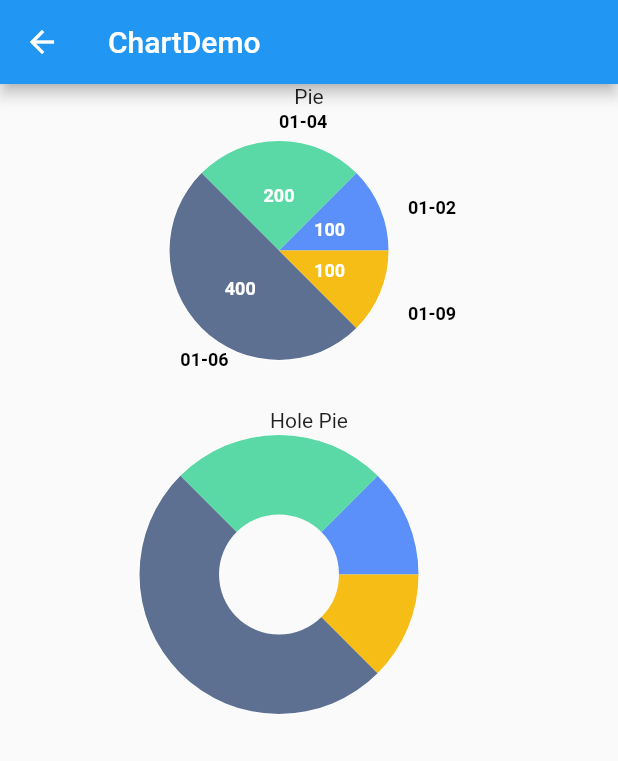
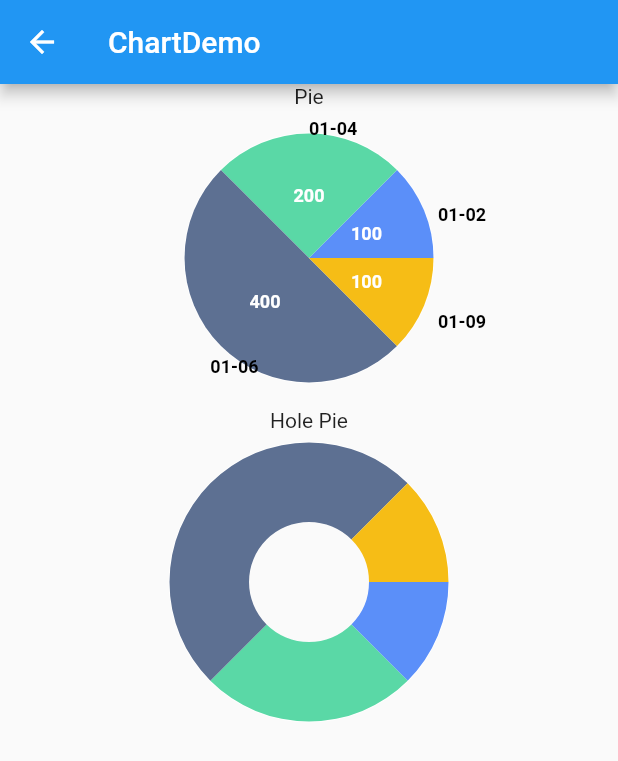
Before and after one commit to JDongKhan/flutter_chart, a Flutter app: the screen it shows after launch, after a tap on "Pie", on a phone screen of 412 x 824 dp. Shown: the top 761 px of the screen. Run offline on Flutter 3.47's test engine with Material 2 defaults, Android fonts, the phone set to English and light mode, and no system bars.

Commit message:
修改饼图未居中的bug

```diff
--- a/example/lib/page/pie_demo_page.dart
+++ b/example/lib/page/pie_demo_page.dart
@@ -45,15 +45,17 @@ class PieChartDemoPage extends StatelessWidget {
         child: Column(
           children: [
             const Text('Pie'),
-            SizedBox(
+            Container(
+              // color: Colors.red,
               height: 200,
               child: ChartWidget(
                 builder: (controller) => PieChartCoordinateRender(
                   data: dataList,
-                  margin: const EdgeInsets.only(left: 40, top: 0, right: 0, bottom: 10),
+                  margin: const EdgeInsets.all(10),
+                  padding: const EdgeInsets.all(5),
                   position: (item) => (double.parse(item['value1'].toString())),
-                  legendWidth: 20,
                   chartRender: Pie(
+                    direction: RotateDirection.reverse,
                     textStyle: const TextStyle(
                       fontSize: 12,
                       color: Colors.white,
--- a/lib/src/pie/pie.dart
+++ b/lib/src/pie/pie.dart
@@ -8,6 +8,11 @@ import 'pie_chart_coordinate_render.dart';
 
 /// @author JD
 typedef ValueFormatter<T> = String Function(T);
+
+enum RotateDirection {
+  forward,
+  reverse,
+}
 
 class Pie<T> extends ChartRender<T> {
   final List<Color> colors;
@@ -25,7 +30,8 @@ class Pie<T> extends ChartRender<T> {
   final TextStyle legendTextStyle;
   //中间文案样式
   final TextStyle? centerTextStyle;
-
+  //扇形的方向
+  final RotateDirection direction;
   Pie({
     this.colors = colors10,
     this.holeRadius = 0,
@@ -39,14 +45,12 @@ class Pie<T> extends ChartRender<T> {
     this.valueFormatter,
     this.legendFormatter,
     this.centerTextStyle,
+    this.direction = RotateDirection.forward,
   });
   @override
   void draw(List<T> data) {
     PieChartCoordinateRender<T> chart = coordinateChart as PieChartCoordinateRender<T>;
     Canvas canvas = chart.canvas;
-    double width = chart.size.width - chart.margin.horizontal;
-    double height = chart.size.height - chart.margin.vertical;
-    double legendWidth = chart.legendWidth;
     Offset center = chart.center;
     double radius = chart.radius;
 
@@ -76,7 +80,7 @@ class Pie<T> extends ChartRender<T> {
       //直接读取
       num percent = values[i] / total;
       // 计算出每个数据所占的弧度值
-      final sweepAngle = percent * -pi * 2;
+      final sweepAngle = percent * pi * 2 * (direction == RotateDirection.forward ? 1 : -1);
 
       ChartShape shape = ChartShape.arc(
         center: center,
@@ -121,11 +125,11 @@ class Pie<T> extends ChartRender<T> {
           textDirection: TextDirection.ltr,
         )..layout(
             minWidth: 0,
-            maxWidth: width,
+            maxWidth: chart.size.width,
           );
         // 根据三角函数计算中出标识文字的 x 和 y 位置，需要加上宽和高的一半适配 Canvas 的坐标
-        double legendX = cos(radians) * (radius + legendWidth) + width / 2;
-        double legendY = sin(radians) * (radius + legendWidth) + height / 2;
+        double legendX = cos(radians) * (radius + chart.padding.horizontal) + chart.size.width / 2;
+        double legendY = sin(radians) * (radius + chart.padding.vertical) + chart.size.height / 2;
         // 使用 TextPainter 绘制文字标识
         legendTextPainter.paint(canvas, Offset(legendX, legendY));
       }
@@ -143,11 +147,11 @@ class Pie<T> extends ChartRender<T> {
           textDirection: TextDirection.ltr,
         )..layout(
             minWidth: 0,
-            maxWidth: width,
+            maxWidth: chart.size.width,
           );
         // 使用三角函数计算文字位置 并根据文字大小适配
-        double x = cos(radians) * (radius / 2 + valueTextOffset) + width / 2 - valueTextPainter.width / 2;
-        double y = sin(radians) * (radius / 2 + valueTextOffset) + height / 2 - valueTextPainter.height / 2;
+        double x = cos(radians) * (radius / 2 + valueTextOffset) + chart.size.width / 2 - valueTextPainter.width / 2;
+        double y = sin(radians) * (radius / 2 + valueTextOffset) + chart.size.height / 2 - valueTextPainter.height / 2;
         valueTextPainter.paint(chart.canvas, Offset(x, y));
       }
 
@@ -162,7 +166,7 @@ class Pie<T> extends ChartRender<T> {
           textDirection: TextDirection.ltr,
         )..layout(
             minWidth: 0,
-            maxWidth: width,
+            maxWidth: chart.size.width,
           );
         valueTextPainter.paint(canvas, center.translate(-valueTextPainter.width / 2, -valueTextPainter.height / 2));
       }
--- a/lib/src/pie/pie_chart_coordinate_render.dart
+++ b/lib/src/pie/pie_chart_coordinate_render.dart
@@ -7,7 +7,6 @@ import '../base/chart_coordinate_render.dart';
 /// @author JD
 class PieChartCoordinateRender<T> extends ChartCoordinateRender<T> {
   final double borderWidth;
-  final double legendWidth;
   final Color borderColor;
   PieChartCoordinateRender({
     super.margin = EdgeInsets.zero,
@@ -17,7 +16,6 @@ class PieChartCoordinateRender<T> extends ChartCoordinateRender<T> {
     required super.data,
     super.zoom,
     this.borderWidth = 1,
-    this.legendWidth = 0,
     this.borderColor = Colors.white,
   });
 
@@ -34,12 +32,12 @@ class PieChartCoordinateRender<T> extends ChartCoordinateRender<T> {
 
   //画背景圆
   void _drawCircle(Canvas canvas, Size size) {
-    final sw = size.width - margin.horizontal;
-    final sh = size.height - margin.vertical;
+    final sw = size.width - content.horizontal;
+    final sh = size.height - content.vertical;
     // 确定圆的半径
-    radius = min(sw, sh) / 2 - borderWidth * 2 - legendWidth;
+    radius = min(sw, sh) / 2 - borderWidth * 2;
     // 定义中心点
-    center = Offset(sw / 2, sh / 2);
+    center = size.center(Offset.zero);
     // 定义圆形的绘制属性
     final paint = Paint()
       ..style = PaintingStyle.stroke
```
